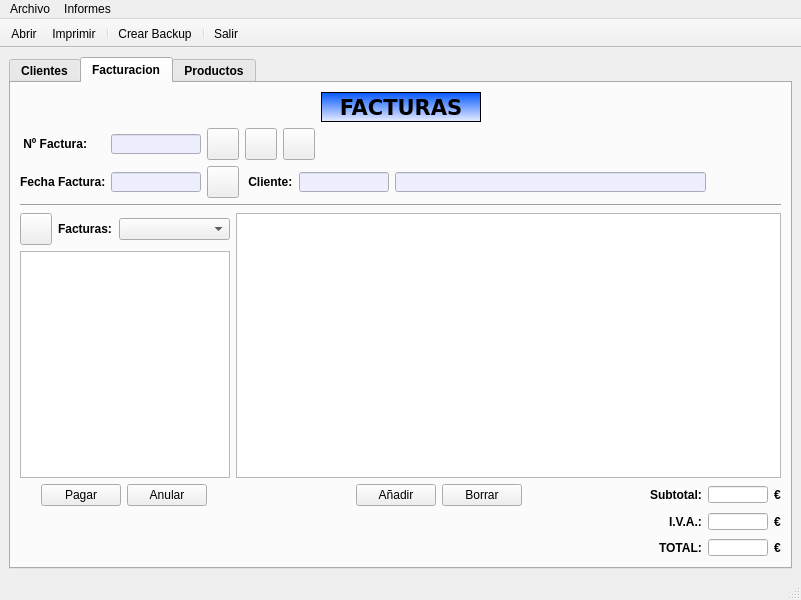
Old version of the form venPrincipal.ui in the repository MelonRodante/MarquezMiguel.
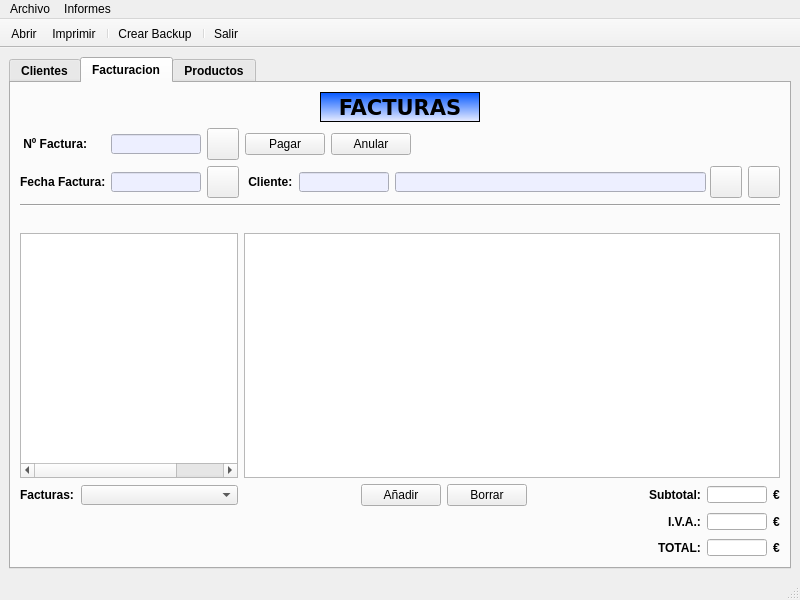
New version of the form. The open tabs and pages were chosen to show the change. Icons and pictures are not drawn.

Commit message: Refactorizacion y optimizacion del codigo en general

```diff
--- a/venPrincipal.ui
+++ b/venPrincipal.ui
@@ -6,7 +6,7 @@
    <rect>
     <x>0</x>
     <y>0</y>
-    <width>801</width>
+    <width>800</width>
     <height>600</height>
    </rect>
   </property>
@@ -1273,72 +1273,28 @@
            </widget>
           </item>
           <item>
-           <widget class="QPushButton" name="btnFaturacionBuscar">
-            <property name="sizePolicy">
-             <sizepolicy hsizetype="Fixed" vsizetype="Fixed">
-              <horstretch>32</horstretch>
-              <verstretch>32</verstretch>
-             </sizepolicy>
-            </property>
-            <property name="minimumSize">
-             <size>
-              <width>32</width>
-              <height>32</height>
-             </size>
-            </property>
-            <property name="maximumSize">
-             <size>
-              <width>32</width>
-              <height>32</height>
-             </size>
+           <widget class="QPushButton" name="brnPagar">
+            <property name="font">
+             <font>
+              <weight>50</weight>
+              <bold>false</bold>
+             </font>
             </property>
             <property name="text">
-             <string/>
-            </property>
-            <property name="icon">
-             <iconset resource="img/rc_botonesInterfaz.qrc">
-              <normaloff>:/lupa/lupa.png</normaloff>:/lupa/lupa.png</iconset>
-            </property>
-            <property name="iconSize">
-             <size>
-              <width>24</width>
-              <height>24</height>
-             </size>
+             <string>Pagar</string>
             </property>
            </widget>
           </item>
           <item>
-           <widget class="QPushButton" name="btnFacturacionLimpiar">
-            <property name="sizePolicy">
-             <sizepolicy hsizetype="Fixed" vsizetype="Fixed">
-              <horstretch>0</horstretch>
-              <verstretch>0</verstretch>
-             </sizepolicy>
-            </property>
-            <property name="minimumSize">
-             <size>
-              <width>32</width>
-              <height>32</height>
-             </size>
-            </property>
-            <property name="maximumSize">
-             <size>
-              <width>32</width>
-              <height>32</height>
-             </size>
+           <widget class="QPushButton" name="btnAnular">
+            <property name="font">
+             <font>
+              <weight>50</weight>
+              <bold>false</bold>
+             </font>
             </property>
             <property name="text">
-             <string/>
-            </property>
-            <property name="icon">
-             <iconset resource="img/rc_botonesInterfaz.qrc">
-              <normaloff>:/limpiar/limpiar.png</normaloff>:/limpiar/limpiar.png</iconset>
-            </property>
-            <property name="iconSize">
-             <size>
-              <width>24</width>
-              <height>24</height>
-             </size>
+             <string>Anular</string>
             </property>
            </widget>
           </item>
@@ -1525,6 +1481,76 @@
             </property>
            </widget>
           </item>
+          <item>
+           <widget class="QPushButton" name="btnFaturacionBuscar">
+            <property name="sizePolicy">
+             <sizepolicy hsizetype="Fixed" vsizetype="Fixed">
+              <horstretch>32</horstretch>
+              <verstretch>32</verstretch>
+             </sizepolicy>
+            </property>
+            <property name="minimumSize">
+             <size>
+              <width>32</width>
+              <height>32</height>
+             </size>
+            </property>
+            <property name="maximumSize">
+             <size>
+              <width>32</width>
+              <height>32</height>
+             </size>
+            </property>
+            <property name="text">
+             <string/>
+            </property>
+            <property name="icon">
+             <iconset resource="img/rc_botonesInterfaz.qrc">
+              <normaloff>:/lupa/lupa.png</normaloff>:/lupa/lupa.png</iconset>
+            </property>
+            <property name="iconSize">
+             <size>
+              <width>24</width>
+              <height>24</height>
+             </size>
+            </property>
+           </widget>
+          </item>
+          <item>
+           <widget class="QPushButton" name="btnFacturacionLimpiar">
+            <property name="sizePolicy">
+             <sizepolicy hsizetype="Fixed" vsizetype="Fixed">
+              <horstretch>0</horstretch>
+              <verstretch>0</verstretch>
+             </sizepolicy>
+            </property>
+            <property name="minimumSize">
+             <size>
+              <width>32</width>
+              <height>32</height>
+             </size>
+            </property>
+            <property name="maximumSize">
+             <size>
+              <width>32</width>
+              <height>32</height>
+             </size>
+            </property>
+            <property name="text">
+             <string/>
+            </property>
+            <property name="icon">
+             <iconset resource="img/rc_botonesInterfaz.qrc">
+              <normaloff>:/limpiar/limpiar.png</normaloff>:/limpiar/limpiar.png</iconset>
+            </property>
+            <property name="iconSize">
+             <size>
+              <width>24</width>
+              <height>24</height>
+             </size>
+            </property>
+           </widget>
+          </item>
           <item>
            <spacer name="horizontalSpacer_9">
             <property name="orientation">
@@ -1551,106 +1577,100 @@
          </widget>
         </item>
         <item>
-         <layout class="QHBoxLayout" name="layoutFacturacion_2">
-          <item>
-           <layout class="QVBoxLayout" name="verticalLayout_4">
-            <property name="rightMargin">
-             <number>0</number>
-            </property>
-            <item>
              <layout class="QHBoxLayout" name="horizontalLayout">
               <property name="bottomMargin">
                <number>0</number>
               </property>
               <item>
-               <widget class="QPushButton" name="btnFacturacionRecargar">
-                <property name="sizePolicy">
-                 <sizepolicy hsizetype="Fixed" vsizetype="Fixed">
-                  <horstretch>32</horstretch>
-                  <verstretch>32</verstretch>
-                 </sizepolicy>
-                </property>
-                <property name="minimumSize">
-                 <size>
-                  <width>32</width>
-                  <height>32</height>
-                 </size>
-                </property>
-                <property name="maximumSize">
+           <spacer name="horizontalSpacer_11">
+            <property name="orientation">
+             <enum>Qt::Horizontal</enum>
+            </property>
+            <property name="sizeType">
+             <enum>QSizePolicy::MinimumExpanding</enum>
+            </property>
+            <property name="sizeHint" stdset="0">
                  <size>
-                  <width>32</width>
-                  <height>32</height>
-                 </size>
-                </property>
-                <property name="text">
-                 <string/>
-                </property>
-                <property name="icon">
-                 <iconset resource="img/rc_botonesInterfaz.qrc">
-                  <normaloff>:/recargar/recargar.png</normaloff>:/recargar/recargar.png</iconset>
-                </property>
-                <property name="iconSize">
-                 <size>
-                  <width>24</width>
-                  <height>24</height>
-                 </size>
-                </property>
-               </widget>
-              </item>
-              <item>
-               <widget class="QLabel" name="lblTipoFacturas">
-                <property name="sizePolicy">
-                 <sizepolicy hsizetype="Fixed" vsizetype="Fixed">
-                  <horstretch>0</horstretch>
-                  <verstretch>0</verstretch>
-                 </sizepolicy>
-                </property>
-                <property name="minimumSize">
-                 <size>
-                  <width>55</width>
+              <width>0</width>
                   <height>20</height>
                  </size>
                 </property>
-                <property name="maximumSize">
-                 <size>
-                  <width>55</width>
-                  <height>20</height>
-                 </size>
-                </property>
-                <property name="text">
-                 <string>Facturas:</string>
-                </property>
-               </widget>
-              </item>
-              <item>
-               <widget class="QComboBox" name="cmbTipoFacturas">
-                <property name="sizeAdjustPolicy">
-                 <enum>QComboBox::AdjustToContentsOnFirstShow</enum>
-                </property>
-               </widget>
+           </spacer>
               </item>
              </layout>
             </item>
             <item>
-             <widget class="QTableWidget" name="tablaFactura">
+         <layout class="QHBoxLayout" name="layoutFacturacion_2" stretch="1,3,0">
+          <item>
+           <layout class="QVBoxLayout" name="verticalLayout_4" stretch="0">
+            <property name="rightMargin">
+             <number>0</number>
+            </property>
+            <item>
+             <widget class="QTableWidget" name="tablaFacturas">
               <property name="sizePolicy">
-               <sizepolicy hsizetype="Fixed" vsizetype="Expanding">
+               <sizepolicy hsizetype="Expanding" vsizetype="Expanding">
                 <horstretch>0</horstretch>
                 <verstretch>0</verstretch>
                </sizepolicy>
               </property>
               <property name="minimumSize">
                <size>
-                <width>210</width>
+                <width>218</width>
                 <height>0</height>
                </size>
               </property>
               <property name="maximumSize">
                <size>
-                <width>210</width>
+                <width>750</width>
                 <height>16777215</height>
                </size>
               </property>
+              <property name="sizeIncrement">
+               <size>
+                <width>10</width>
+                <height>0</height>
+               </size>
+              </property>
+              <property name="baseSize">
+               <size>
+                <width>0</width>
+                <height>0</height>
+               </size>
+              </property>
+              <property name="styleSheet">
+               <string notr="true"> QTableView::item {
+		background-color: rgb(237, 239, 255); 
+}
+
+ QTableView::item:alternate {
+		background-color: rgb(255, 255, 255); 
+}
+
+ QTableView::item:selected {
+		color: rgb(255, 255, 255); 
+		
+	background-color: rgb(12, 93, 255);
+}</string>
+              </property>
+              <property name="editTriggers">
+               <set>QAbstractItemView::NoEditTriggers</set>
+              </property>
+              <property name="alternatingRowColors">
+               <bool>true</bool>
+              </property>
+              <property name="selectionMode">
+               <enum>QAbstractItemView::SingleSelection</enum>
+              </property>
+              <property name="selectionBehavior">
+               <enum>QAbstractItemView::SelectRows</enum>
+              </property>
+              <property name="verticalScrollMode">
+               <enum>QAbstractItemView::ScrollPerPixel</enum>
+              </property>
+              <property name="horizontalScrollMode">
+               <enum>QAbstractItemView::ScrollPerPixel</enum>
+              </property>
               <property name="rowCount">
                <number>0</number>
               </property>
@@ -1661,7 +1681,7 @@
                <bool>false</bool>
               </attribute>
               <attribute name="horizontalHeaderDefaultSectionSize">
-               <number>67</number>
+               <number>72</number>
               </attribute>
               <attribute name="horizontalHeaderMinimumSectionSize">
                <number>30</number>
@@ -1674,7 +1694,7 @@
               </attribute>
               <column>
                <property name="text">
-                <string>Nº Factura</string>
+                <string>Nº Fact.</string>
                </property>
                <property name="font">
                 <font>
@@ -1705,21 +1725,62 @@
                 </font>
                </property>
               </column>
+              <column>
+               <property name="text">
+                <string>Cliente</string>
+               </property>
+               <property name="font">
+                <font>
+                 <weight>75</weight>
+                 <bold>true</bold>
+                </font>
+               </property>
+              </column>
              </widget>
             </item>
            </layout>
           </item>
           <item>
            <widget class="QTableWidget" name="tablaVentas">
+            <property name="styleSheet">
+             <string notr="true"> QTableView::item {
+		background-color: rgb(237, 239, 255); 
+}
+
+ QTableView::item:alternate {
+		background-color: rgb(255, 255, 255); 
+}
+
+ QTableView::item:selected {
+		color: rgb(255, 255, 255); 
+		
+	background-color: rgb(12, 93, 255);
+}</string>
+            </property>
+            <property name="editTriggers">
+             <set>QAbstractItemView::NoEditTriggers</set>
+            </property>
+            <property name="alternatingRowColors">
+             <bool>true</bool>
+            </property>
+            <property name="verticalScrollMode">
+             <enum>QAbstractItemView::ScrollPerPixel</enum>
+            </property>
+            <property name="horizontalScrollMode">
+             <enum>QAbstractItemView::ScrollPerItem</enum>
+            </property>
             <attribute name="horizontalHeaderVisible">
              <bool>false</bool>
             </attribute>
+            <attribute name="horizontalHeaderDefaultSectionSize">
+             <number>60</number>
+            </attribute>
             <attribute name="horizontalHeaderHighlightSections">
              <bool>true</bool>
             </attribute>
             <column>
              <property name="text">
-              <string>Codigo Venta</string>
+              <string>Codigo</string>
              </property>
              <property name="font">
               <font>
@@ -1774,75 +1835,106 @@
             </column>
            </widget>
           </item>
+          <item>
+           <spacer name="horizontalSpacer_12">
+            <property name="orientation">
+             <enum>Qt::Horizontal</enum>
+            </property>
+            <property name="sizeType">
+             <enum>QSizePolicy::MinimumExpanding</enum>
+            </property>
+            <property name="sizeHint" stdset="0">
+             <size>
+              <width>0</width>
+              <height>20</height>
+             </size>
+            </property>
+           </spacer>
+          </item>
          </layout>
         </item>
         <item>
-         <layout class="QHBoxLayout" name="horizontalLayout_6">
+         <layout class="QHBoxLayout" name="horizontalLayout_6" stretch="1,3">
+          <property name="spacing">
+           <number>6</number>
+          </property>
           <property name="topMargin">
            <number>0</number>
           </property>
           <item>
            <layout class="QHBoxLayout" name="horizontalLayout_5">
+            <property name="topMargin">
+             <number>0</number>
+            </property>
             <property name="rightMargin">
              <number>0</number>
             </property>
             <item>
-             <spacer name="horizontalSpacer_15">
-              <property name="orientation">
-               <enum>Qt::Horizontal</enum>
+             <widget class="QLabel" name="lblTipoFacturas">
+              <property name="sizePolicy">
+               <sizepolicy hsizetype="Fixed" vsizetype="Fixed">
+                <horstretch>0</horstretch>
+                <verstretch>0</verstretch>
+               </sizepolicy>
               </property>
-              <property name="sizeType">
-               <enum>QSizePolicy::Fixed</enum>
+              <property name="minimumSize">
+               <size>
+                <width>55</width>
+                <height>20</height>
+               </size>
               </property>
-              <property name="sizeHint" stdset="0">
+              <property name="maximumSize">
                <size>
-                <width>21</width>
+                <width>55</width>
                 <height>20</height>
                </size>
               </property>
-             </spacer>
-            </item>
-            <item>
-             <widget class="QPushButton" name="brnPagar">
-              <property name="font">
-               <font>
-                <weight>50</weight>
-                <bold>false</bold>
-               </font>
-              </property>
               <property name="text">
-               <string>Pagar</string>
+               <string>Facturas:</string>
               </property>
              </widget>
             </item>
             <item>
-             <widget class="QPushButton" name="btnAnular">
+             <widget class="QComboBox" name="cmbTipoFacturas">
+              <property name="sizePolicy">
+               <sizepolicy hsizetype="Fixed" vsizetype="Fixed">
+                <horstretch>0</horstretch>
+                <verstretch>0</verstretch>
+               </sizepolicy>
+              </property>
+              <property name="minimumSize">
+               <size>
+                <width>157</width>
+                <height>20</height>
+               </size>
+              </property>
+              <property name="maximumSize">
+               <size>
+                <width>117</width>
+                <height>20</height>
+               </size>
+              </property>
               <property name="font">
                <font>
                 <weight>50</weight>
                 <bold>false</bold>
                </font>
               </property>
-              <property name="text">
-               <string>Anular</string>
+              <property name="sizeAdjustPolicy">
+               <enum>QComboBox::AdjustToContentsOnFirstShow</enum>
               </property>
              </widget>
             </item>
-            <item>
-             <spacer name="horizontalSpacer_10">
-              <property name="orientation">
-               <enum>Qt::Horizontal</enum>
-              </property>
-              <property name="sizeHint" stdset="0">
-               <size>
-                <width>21</width>
-                <height>20</height>
-               </size>
-              </property>
-             </spacer>
-            </item>
            </layout>
           </item>
+          <item>
+           <layout class="QHBoxLayout" name="horizontalLayout_7">
+            <property name="spacing">
+             <number>6</number>
+            </property>
+            <property name="rightMargin">
+             <number>0</number>
+            </property>
           <item>
            <spacer name="horizontalSpacer_8">
             <property name="orientation">
@@ -1963,6 +2055,8 @@
           </item>
          </layout>
         </item>
+         </layout>
+        </item>
         <item>
          <layout class="QHBoxLayout" name="horizontalLayout_2">
           <property name="topMargin">
@@ -2773,7 +2867,7 @@
     <rect>
      <x>0</x>
      <y>0</y>
-     <width>801</width>
+     <width>800</width>
      <height>21</height>
     </rect>
    </property>
```
Left out of the diff: 211 changed lines with no effect on the pictures. Lines whose indentation alone changed are shown as unchanged. The commit also changes 13 other files.
